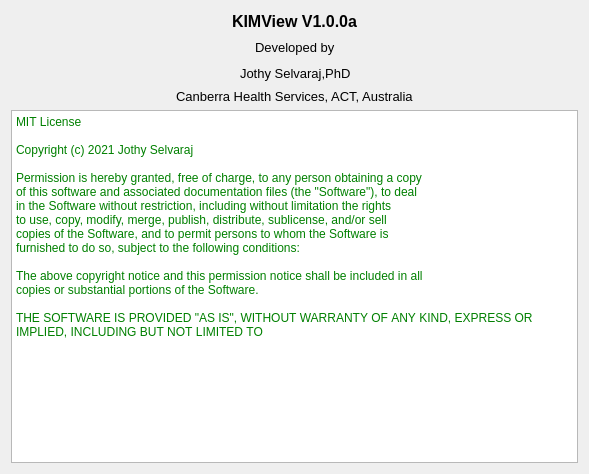
Jothy/KIMView, file aboutdialog.ui: the form before one commit.
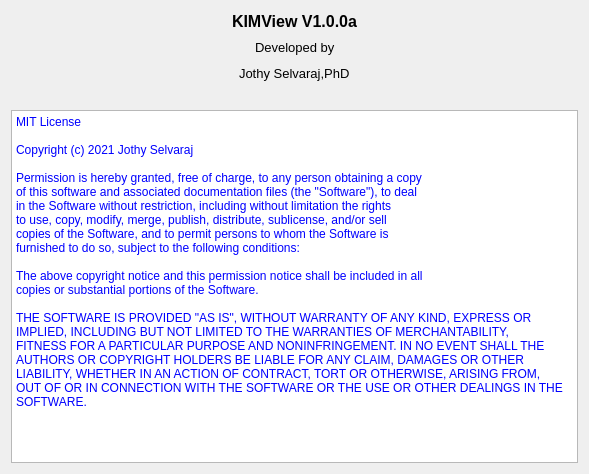
The form after the commit.

Commit message: Changed text color to blue in aboutdialog.ui

```diff
--- a/aboutdialog.ui
+++ b/aboutdialog.ui
@@ -183,7 +183,7 @@
               </font>
              </property>
              <property name="text">
-              <string>Canberra Health Services, ACT, Australia</string>
+              <string/>
              </property>
             </widget>
            </item>
@@ -219,27 +219,27 @@
 &lt;html&gt;&lt;head&gt;&lt;meta name=&quot;qrichtext&quot; content=&quot;1&quot; /&gt;&lt;style type=&quot;text/css&quot;&gt;
 p, li { white-space: pre-wrap; }
 &lt;/style&gt;&lt;/head&gt;&lt;body style=&quot; font-family:'Titillium Web'; font-size:8pt; font-weight:400; font-style:normal;&quot;&gt;
-&lt;p style=&quot; margin-top:0px; margin-bottom:0px; margin-left:0px; margin-right:0px; -qt-block-indent:0; text-indent:0px;&quot;&gt;&lt;span style=&quot; font-size:9pt; color:#008000;&quot;&gt;MIT&lt;/span&gt;&lt;span style=&quot; font-size:9pt; color:#c0c0c0;&quot;&gt; &lt;/span&gt;&lt;span style=&quot; font-size:9pt; color:#008000;&quot;&gt;License&lt;/span&gt;&lt;/p&gt;
-&lt;p style=&quot;-qt-paragraph-type:empty; margin-top:0px; margin-bottom:0px; margin-left:0px; margin-right:0px; -qt-block-indent:0; text-indent:0px; font-family:'Courier New'; font-size:9pt;&quot;&gt;&lt;br /&gt;&lt;/p&gt;
-&lt;p style=&quot; margin-top:0px; margin-bottom:0px; margin-left:0px; margin-right:0px; -qt-block-indent:0; text-indent:0px;&quot;&gt;&lt;span style=&quot; font-family:'Courier New'; font-size:9pt; color:#008000;&quot;&gt;Copyright&lt;/span&gt;&lt;span style=&quot; font-family:'Courier New'; font-size:9pt; color:#c0c0c0;&quot;&gt; &lt;/span&gt;&lt;span style=&quot; font-family:'Courier New'; font-size:9pt; color:#008000;&quot;&gt;(c)&lt;/span&gt;&lt;span style=&quot; font-family:'Courier New'; font-size:9pt; color:#c0c0c0;&quot;&gt; &lt;/span&gt;&lt;span style=&quot; font-family:'Courier New'; font-size:9pt; color:#008000;&quot;&gt;2021&lt;/span&gt;&lt;span style=&quot; font-family:'Courier New'; font-size:9pt; color:#c0c0c0;&quot;&gt; &lt;/span&gt;&lt;span style=&quot; font-family:'Courier New'; font-size:9pt; color:#008000;&quot;&gt;Jothy&lt;/span&gt;&lt;span style=&quot; font-family:'Courier New'; font-size:9pt; color:#c0c0c0;&quot;&gt; &lt;/span&gt;&lt;span style=&quot; font-family:'Courier New'; font-size:9pt; color:#008000;&quot;&gt;Selvaraj&lt;/span&gt;&lt;/p&gt;
-&lt;p style=&quot;-qt-paragraph-type:empty; margin-top:0px; margin-bottom:0px; margin-left:0px; margin-right:0px; -qt-block-indent:0; text-indent:0px; font-family:'Courier New'; font-size:9pt;&quot;&gt;&lt;br /&gt;&lt;/p&gt;
-&lt;p style=&quot; margin-top:0px; margin-bottom:0px; margin-left:0px; margin-right:0px; -qt-block-indent:0; text-indent:0px;&quot;&gt;&lt;span style=&quot; font-family:'Courier New'; font-size:9pt; color:#008000;&quot;&gt;Permission&lt;/span&gt;&lt;span style=&quot; font-family:'Courier New'; font-size:9pt; color:#c0c0c0;&quot;&gt; &lt;/span&gt;&lt;span style=&quot; font-family:'Courier New'; font-size:9pt; color:#008000;&quot;&gt;is&lt;/span&gt;&lt;span style=&quot; font-family:'Courier New'; font-size:9pt; color:#c0c0c0;&quot;&gt; &lt;/span&gt;&lt;span style=&quot; font-family:'Courier New'; font-size:9pt; color:#008000;&quot;&gt;hereby&lt;/span&gt;&lt;span style=&quot; font-family:'Courier New'; font-size:9pt; color:#c0c0c0;&quot;&gt; &lt;/span&gt;&lt;span style=&quot; font-family:'Courier New'; font-size:9pt; color:#008000;&quot;&gt;granted,&lt;/span&gt;&lt;span style=&quot; font-family:'Courier New'; font-size:9pt; color:#c0c0c0;&quot;&gt; &lt;/span&gt;&lt;span style=&quot; font-family:'Courier New'; font-size:9pt; color:#008000;&quot;&gt;free&lt;/span&gt;&lt;span style=&quot; font-family:'Courier New'; font-size:9pt; color:#c0c0c0;&quot;&gt; &lt;/span&gt;&lt;span style=&quot; font-family:'Courier New'; font-size:9pt; color:#008000;&quot;&gt;of&lt;/span&gt;&lt;span style=&quot; font-family:'Courier New'; font-size:9pt; color:#c0c0c0;&quot;&gt; &lt;/span&gt;&lt;span style=&quot; font-family:'Courier New'; font-size:9pt; color:#008000;&quot;&gt;charge,&lt;/span&gt;&lt;span style=&quot; font-family:'Courier New'; font-size:9pt; color:#c0c0c0;&quot;&gt; &lt;/span&gt;&lt;span style=&quot; font-family:'Courier New'; font-size:9pt; color:#008000;&quot;&gt;to&lt;/span&gt;&lt;span style=&quot; font-family:'Courier New'; font-size:9pt; color:#c0c0c0;&quot;&gt; &lt;/span&gt;&lt;span style=&quot; font-family:'Courier New'; font-size:9pt; color:#008000;&quot;&gt;any&lt;/span&gt;&lt;span style=&quot; font-family:'Courier New'; font-size:9pt; color:#c0c0c0;&quot;&gt; &lt;/span&gt;&lt;span style=&quot; font-family:'Courier New'; font-size:9pt; color:#008000;&quot;&gt;person&lt;/span&gt;&lt;span style=&quot; font-family:'Courier New'; font-size:9pt; color:#c0c0c0;&quot;&gt; &lt;/span&gt;&lt;span style=&quot; font-family:'Courier New'; font-size:9pt; color:#008000;&quot;&gt;obtaining&lt;/span&gt;&lt;span style=&quot; font-family:'Courier New'; font-size:9pt; color:#c0c0c0;&quot;&gt; &lt;/span&gt;&lt;span style=&quot; font-family:'Courier New'; font-size:9pt; color:#008000;&quot;&gt;a&lt;/span&gt;&lt;span style=&quot; font-family:'Courier New'; font-size:9pt; color:#c0c0c0;&quot;&gt; &lt;/span&gt;&lt;span style=&quot; font-family:'Courier New'; font-size:9pt; color:#008000;&quot;&gt;copy&lt;/span&gt;&lt;/p&gt;
-&lt;p style=&quot; margin-top:0px; margin-bottom:0px; margin-left:0px; margin-right:0px; -qt-block-indent:0; text-indent:0px;&quot;&gt;&lt;span style=&quot; font-family:'Courier New'; font-size:9pt; color:#008000;&quot;&gt;of&lt;/span&gt;&lt;span style=&quot; font-family:'Courier New'; font-size:9pt; color:#c0c0c0;&quot;&gt; &lt;/span&gt;&lt;span style=&quot; font-family:'Courier New'; font-size:9pt; color:#008000;&quot;&gt;this&lt;/span&gt;&lt;span style=&quot; font-family:'Courier New'; font-size:9pt; color:#c0c0c0;&quot;&gt; &lt;/span&gt;&lt;span style=&quot; font-family:'Courier New'; font-size:9pt; color:#008000;&quot;&gt;software&lt;/span&gt;&lt;span style=&quot; font-family:'Courier New'; font-size:9pt; color:#c0c0c0;&quot;&gt; &lt;/span&gt;&lt;span style=&quot; font-family:'Courier New'; font-size:9pt; color:#008000;&quot;&gt;and&lt;/span&gt;&lt;span style=&quot; font-family:'Courier New'; font-size:9pt; color:#c0c0c0;&quot;&gt; &lt;/span&gt;&lt;span style=&quot; font-family:'Courier New'; font-size:9pt; color:#008000;&quot;&gt;associated&lt;/span&gt;&lt;span style=&quot; font-family:'Courier New'; font-size:9pt; color:#c0c0c0;&quot;&gt; &lt;/span&gt;&lt;span style=&quot; font-family:'Courier New'; font-size:9pt; color:#008000;&quot;&gt;documentation&lt;/span&gt;&lt;span style=&quot; font-family:'Courier New'; font-size:9pt; color:#c0c0c0;&quot;&gt; &lt;/span&gt;&lt;span style=&quot; font-family:'Courier New'; font-size:9pt; color:#008000;&quot;&gt;files&lt;/span&gt;&lt;span style=&quot; font-family:'Courier New'; font-size:9pt; color:#c0c0c0;&quot;&gt; &lt;/span&gt;&lt;span style=&quot; font-family:'Courier New'; font-size:9pt; color:#008000;&quot;&gt;(the&lt;/span&gt;&lt;span style=&quot; font-family:'Courier New'; font-size:9pt; color:#c0c0c0;&quot;&gt; &lt;/span&gt;&lt;span style=&quot; font-family:'Courier New'; font-size:9pt; color:#008000;&quot;&gt;&amp;quot;Software&amp;quot;),&lt;/span&gt;&lt;span style=&quot; font-family:'Courier New'; font-size:9pt; color:#c0c0c0;&quot;&gt; &lt;/span&gt;&lt;span style=&quot; font-family:'Courier New'; font-size:9pt; color:#008000;&quot;&gt;to&lt;/span&gt;&lt;span style=&quot; font-family:'Courier New'; font-size:9pt; color:#c0c0c0;&quot;&gt; &lt;/span&gt;&lt;span style=&quot; font-family:'Courier New'; font-size:9pt; color:#008000;&quot;&gt;deal&lt;/span&gt;&lt;/p&gt;
-&lt;p style=&quot; margin-top:0px; margin-bottom:0px; margin-left:0px; margin-right:0px; -qt-block-indent:0; text-indent:0px;&quot;&gt;&lt;span style=&quot; font-family:'Courier New'; font-size:9pt; color:#008000;&quot;&gt;in&lt;/span&gt;&lt;span style=&quot; font-family:'Courier New'; font-size:9pt; color:#c0c0c0;&quot;&gt; &lt;/span&gt;&lt;span style=&quot; font-family:'Courier New'; font-size:9pt; color:#008000;&quot;&gt;the&lt;/span&gt;&lt;span style=&quot; font-family:'Courier New'; font-size:9pt; color:#c0c0c0;&quot;&gt; &lt;/span&gt;&lt;span style=&quot; font-family:'Courier New'; font-size:9pt; color:#008000;&quot;&gt;Software&lt;/span&gt;&lt;span style=&quot; font-family:'Courier New'; font-size:9pt; color:#c0c0c0;&quot;&gt; &lt;/span&gt;&lt;span style=&quot; font-family:'Courier New'; font-size:9pt; color:#008000;&quot;&gt;without&lt;/span&gt;&lt;span style=&quot; font-family:'Courier New'; font-size:9pt; color:#c0c0c0;&quot;&gt; &lt;/span&gt;&lt;span style=&quot; font-family:'Courier New'; font-size:9pt; color:#008000;&quot;&gt;restriction,&lt;/span&gt;&lt;span style=&quot; font-family:'Courier New'; font-size:9pt; color:#c0c0c0;&quot;&gt; &lt;/span&gt;&lt;span style=&quot; font-family:'Courier New'; font-size:9pt; color:#008000;&quot;&gt;including&lt;/span&gt;&lt;span style=&quot; font-family:'Courier New'; font-size:9pt; color:#c0c0c0;&quot;&gt; &lt;/span&gt;&lt;span style=&quot; font-family:'Courier New'; font-size:9pt; color:#008000;&quot;&gt;without&lt;/span&gt;&lt;span style=&quot; font-family:'Courier New'; font-size:9pt; color:#c0c0c0;&quot;&gt; &lt;/span&gt;&lt;span style=&quot; font-family:'Courier New'; font-size:9pt; color:#008000;&quot;&gt;limitation&lt;/span&gt;&lt;span style=&quot; font-family:'Courier New'; font-size:9pt; color:#c0c0c0;&quot;&gt; &lt;/span&gt;&lt;span style=&quot; font-family:'Courier New'; font-size:9pt; color:#008000;&quot;&gt;the&lt;/span&gt;&lt;span style=&quot; font-family:'Courier New'; font-size:9pt; color:#c0c0c0;&quot;&gt; &lt;/span&gt;&lt;span style=&quot; font-family:'Courier New'; font-size:9pt; color:#008000;&quot;&gt;rights&lt;/span&gt;&lt;/p&gt;
-&lt;p style=&quot; margin-top:0px; margin-bottom:0px; margin-left:0px; margin-right:0px; -qt-block-indent:0; text-indent:0px;&quot;&gt;&lt;span style=&quot; font-family:'Courier New'; font-size:9pt; color:#008000;&quot;&gt;to&lt;/span&gt;&lt;span style=&quot; font-family:'Courier New'; font-size:9pt; color:#c0c0c0;&quot;&gt; &lt;/span&gt;&lt;span style=&quot; font-family:'Courier New'; font-size:9pt; color:#008000;&quot;&gt;use,&lt;/span&gt;&lt;span style=&quot; font-family:'Courier New'; font-size:9pt; color:#c0c0c0;&quot;&gt; &lt;/span&gt;&lt;span style=&quot; font-family:'Courier New'; font-size:9pt; color:#008000;&quot;&gt;copy,&lt;/span&gt;&lt;span style=&quot; font-family:'Courier New'; font-size:9pt; color:#c0c0c0;&quot;&gt; &lt;/span&gt;&lt;span style=&quot; font-family:'Courier New'; font-size:9pt; color:#008000;&quot;&gt;modify,&lt;/span&gt;&lt;span style=&quot; font-family:'Courier New'; font-size:9pt; color:#c0c0c0;&quot;&gt; &lt;/span&gt;&lt;span style=&quot; font-family:'Courier New'; font-size:9pt; color:#008000;&quot;&gt;merge,&lt;/span&gt;&lt;span style=&quot; font-family:'Courier New'; font-size:9pt; color:#c0c0c0;&quot;&gt; &lt;/span&gt;&lt;span style=&quot; font-family:'Courier New'; font-size:9pt; color:#008000;&quot;&gt;publish,&lt;/span&gt;&lt;span style=&quot; font-family:'Courier New'; font-size:9pt; color:#c0c0c0;&quot;&gt; &lt;/span&gt;&lt;span style=&quot; font-family:'Courier New'; font-size:9pt; color:#008000;&quot;&gt;distribute,&lt;/span&gt;&lt;span style=&quot; font-family:'Courier New'; font-size:9pt; color:#c0c0c0;&quot;&gt; &lt;/span&gt;&lt;span style=&quot; font-family:'Courier New'; font-size:9pt; color:#008000;&quot;&gt;sublicense,&lt;/span&gt;&lt;span style=&quot; font-family:'Courier New'; font-size:9pt; color:#c0c0c0;&quot;&gt; &lt;/span&gt;&lt;span style=&quot; font-family:'Courier New'; font-size:9pt; color:#008000;&quot;&gt;and/or&lt;/span&gt;&lt;span style=&quot; font-family:'Courier New'; font-size:9pt; color:#c0c0c0;&quot;&gt; &lt;/span&gt;&lt;span style=&quot; font-family:'Courier New'; font-size:9pt; color:#008000;&quot;&gt;sell&lt;/span&gt;&lt;/p&gt;
-&lt;p style=&quot; margin-top:0px; margin-bottom:0px; margin-left:0px; margin-right:0px; -qt-block-indent:0; text-indent:0px;&quot;&gt;&lt;span style=&quot; font-family:'Courier New'; font-size:9pt; color:#008000;&quot;&gt;copies&lt;/span&gt;&lt;span style=&quot; font-family:'Courier New'; font-size:9pt; color:#c0c0c0;&quot;&gt; &lt;/span&gt;&lt;span style=&quot; font-family:'Courier New'; font-size:9pt; color:#008000;&quot;&gt;of&lt;/span&gt;&lt;span style=&quot; font-family:'Courier New'; font-size:9pt; color:#c0c0c0;&quot;&gt; &lt;/span&gt;&lt;span style=&quot; font-family:'Courier New'; font-size:9pt; color:#008000;&quot;&gt;the&lt;/span&gt;&lt;span style=&quot; font-family:'Courier New'; font-size:9pt; color:#c0c0c0;&quot;&gt; &lt;/span&gt;&lt;span style=&quot; font-family:'Courier New'; font-size:9pt; color:#008000;&quot;&gt;Software,&lt;/span&gt;&lt;span style=&quot; font-family:'Courier New'; font-size:9pt; color:#c0c0c0;&quot;&gt; &lt;/span&gt;&lt;span style=&quot; font-family:'Courier New'; font-size:9pt; color:#008000;&quot;&gt;and&lt;/span&gt;&lt;span style=&quot; font-family:'Courier New'; font-size:9pt; color:#c0c0c0;&quot;&gt; &lt;/span&gt;&lt;span style=&quot; font-family:'Courier New'; font-size:9pt; color:#008000;&quot;&gt;to&lt;/span&gt;&lt;span style=&quot; font-family:'Courier New'; font-size:9pt; color:#c0c0c0;&quot;&gt; &lt;/span&gt;&lt;span style=&quot; font-family:'Courier New'; font-size:9pt; color:#008000;&quot;&gt;permit&lt;/span&gt;&lt;span style=&quot; font-family:'Courier New'; font-size:9pt; color:#c0c0c0;&quot;&gt; &lt;/span&gt;&lt;span style=&quot; font-family:'Courier New'; font-size:9pt; color:#008000;&quot;&gt;persons&lt;/span&gt;&lt;span style=&quot; font-family:'Courier New'; font-size:9pt; color:#c0c0c0;&quot;&gt; &lt;/span&gt;&lt;span style=&quot; font-family:'Courier New'; font-size:9pt; color:#008000;&quot;&gt;to&lt;/span&gt;&lt;span style=&quot; font-family:'Courier New'; font-size:9pt; color:#c0c0c0;&quot;&gt; &lt;/span&gt;&lt;span style=&quot; font-family:'Courier New'; font-size:9pt; color:#008000;&quot;&gt;whom&lt;/span&gt;&lt;span style=&quot; font-family:'Courier New'; font-size:9pt; color:#c0c0c0;&quot;&gt; &lt;/span&gt;&lt;span style=&quot; font-family:'Courier New'; font-size:9pt; color:#008000;&quot;&gt;the&lt;/span&gt;&lt;span style=&quot; font-family:'Courier New'; font-size:9pt; color:#c0c0c0;&quot;&gt; &lt;/span&gt;&lt;span style=&quot; font-family:'Courier New'; font-size:9pt; color:#008000;&quot;&gt;Software&lt;/span&gt;&lt;span style=&quot; font-family:'Courier New'; font-size:9pt; color:#c0c0c0;&quot;&gt; &lt;/span&gt;&lt;span style=&quot; font-family:'Courier New'; font-size:9pt; color:#008000;&quot;&gt;is&lt;/span&gt;&lt;/p&gt;
-&lt;p style=&quot; margin-top:0px; margin-bottom:0px; margin-left:0px; margin-right:0px; -qt-block-indent:0; text-indent:0px;&quot;&gt;&lt;span style=&quot; font-family:'Courier New'; font-size:9pt; color:#008000;&quot;&gt;furnished&lt;/span&gt;&lt;span style=&quot; font-family:'Courier New'; font-size:9pt; color:#c0c0c0;&quot;&gt; &lt;/span&gt;&lt;span style=&quot; font-family:'Courier New'; font-size:9pt; color:#008000;&quot;&gt;to&lt;/span&gt;&lt;span style=&quot; font-family:'Courier New'; font-size:9pt; color:#c0c0c0;&quot;&gt; &lt;/span&gt;&lt;span style=&quot; font-family:'Courier New'; font-size:9pt; color:#008000;&quot;&gt;do&lt;/span&gt;&lt;span style=&quot; font-family:'Courier New'; font-size:9pt; color:#c0c0c0;&quot;&gt; &lt;/span&gt;&lt;span style=&quot; font-family:'Courier New'; font-size:9pt; color:#008000;&quot;&gt;so,&lt;/span&gt;&lt;span style=&quot; font-family:'Courier New'; font-size:9pt; color:#c0c0c0;&quot;&gt; &lt;/span&gt;&lt;span style=&quot; font-family:'Courier New'; font-size:9pt; color:#008000;&quot;&gt;subject&lt;/span&gt;&lt;span style=&quot; font-family:'Courier New'; font-size:9pt; color:#c0c0c0;&quot;&gt; &lt;/span&gt;&lt;span style=&quot; font-family:'Courier New'; font-size:9pt; color:#008000;&quot;&gt;to&lt;/span&gt;&lt;span style=&quot; font-family:'Courier New'; font-size:9pt; color:#c0c0c0;&quot;&gt; &lt;/span&gt;&lt;span style=&quot; font-family:'Courier New'; font-size:9pt; color:#008000;&quot;&gt;the&lt;/span&gt;&lt;span style=&quot; font-family:'Courier New'; font-size:9pt; color:#c0c0c0;&quot;&gt; &lt;/span&gt;&lt;span style=&quot; font-family:'Courier New'; font-size:9pt; color:#008000;&quot;&gt;following&lt;/span&gt;&lt;span style=&quot; font-family:'Courier New'; font-size:9pt; color:#c0c0c0;&quot;&gt; &lt;/span&gt;&lt;span style=&quot; font-family:'Courier New'; font-size:9pt; color:#008000;&quot;&gt;conditions:&lt;/span&gt;&lt;/p&gt;
-&lt;p style=&quot;-qt-paragraph-type:empty; margin-top:0px; margin-bottom:0px; margin-left:0px; margin-right:0px; -qt-block-indent:0; text-indent:0px; font-family:'Courier New'; font-size:9pt;&quot;&gt;&lt;br /&gt;&lt;/p&gt;
-&lt;p style=&quot; margin-top:0px; margin-bottom:0px; margin-left:0px; margin-right:0px; -qt-block-indent:0; text-indent:0px;&quot;&gt;&lt;span style=&quot; font-family:'Courier New'; font-size:9pt; color:#008000;&quot;&gt;The&lt;/span&gt;&lt;span style=&quot; font-family:'Courier New'; font-size:9pt; color:#c0c0c0;&quot;&gt; &lt;/span&gt;&lt;span style=&quot; font-family:'Courier New'; font-size:9pt; color:#008000;&quot;&gt;above&lt;/span&gt;&lt;span style=&quot; font-family:'Courier New'; font-size:9pt; color:#c0c0c0;&quot;&gt; &lt;/span&gt;&lt;span style=&quot; font-family:'Courier New'; font-size:9pt; color:#008000;&quot;&gt;copyright&lt;/span&gt;&lt;span style=&quot; font-family:'Courier New'; font-size:9pt; color:#c0c0c0;&quot;&gt; &lt;/span&gt;&lt;span style=&quot; font-family:'Courier New'; font-size:9pt; color:#008000;&quot;&gt;notice&lt;/span&gt;&lt;span style=&quot; font-family:'Courier New'; font-size:9pt; color:#c0c0c0;&quot;&gt; &lt;/span&gt;&lt;span style=&quot; font-family:'Courier New'; font-size:9pt; color:#008000;&quot;&gt;and&lt;/span&gt;&lt;span style=&quot; font-family:'Courier New'; font-size:9pt; color:#c0c0c0;&quot;&gt; &lt;/span&gt;&lt;span style=&quot; font-family:'Courier New'; font-size:9pt; color:#008000;&quot;&gt;this&lt;/span&gt;&lt;span style=&quot; font-family:'Courier New'; font-size:9pt; color:#c0c0c0;&quot;&gt; &lt;/span&gt;&lt;span style=&quot; font-family:'Courier New'; font-size:9pt; color:#008000;&quot;&gt;permission&lt;/span&gt;&lt;span style=&quot; font-family:'Courier New'; font-size:9pt; color:#c0c0c0;&quot;&gt; &lt;/span&gt;&lt;span style=&quot; font-family:'Courier New'; font-size:9pt; color:#008000;&quot;&gt;notice&lt;/span&gt;&lt;span style=&quot; font-family:'Courier New'; font-size:9pt; color:#c0c0c0;&quot;&gt; &lt;/span&gt;&lt;span style=&quot; font-family:'Courier New'; font-size:9pt; color:#008000;&quot;&gt;shall&lt;/span&gt;&lt;span style=&quot; font-family:'Courier New'; font-size:9pt; color:#c0c0c0;&quot;&gt; &lt;/span&gt;&lt;span style=&quot; font-family:'Courier New'; font-size:9pt; color:#008000;&quot;&gt;be&lt;/span&gt;&lt;span style=&quot; font-family:'Courier New'; font-size:9pt; color:#c0c0c0;&quot;&gt; &lt;/span&gt;&lt;span style=&quot; font-family:'Courier New'; font-size:9pt; color:#008000;&quot;&gt;included&lt;/span&gt;&lt;span style=&quot; font-family:'Courier New'; font-size:9pt; color:#c0c0c0;&quot;&gt; &lt;/span&gt;&lt;span style=&quot; font-family:'Courier New'; font-size:9pt; color:#008000;&quot;&gt;in&lt;/span&gt;&lt;span style=&quot; font-family:'Courier New'; font-size:9pt; color:#c0c0c0;&quot;&gt; &lt;/span&gt;&lt;span style=&quot; font-family:'Courier New'; font-size:9pt; color:#008000;&quot;&gt;all&lt;/span&gt;&lt;/p&gt;
-&lt;p style=&quot; margin-top:0px; margin-bottom:0px; margin-left:0px; margin-right:0px; -qt-block-indent:0; text-indent:0px;&quot;&gt;&lt;span style=&quot; font-family:'Courier New'; font-size:9pt; color:#008000;&quot;&gt;copies&lt;/span&gt;&lt;span style=&quot; font-family:'Courier New'; font-size:9pt; color:#c0c0c0;&quot;&gt; &lt;/span&gt;&lt;span style=&quot; font-family:'Courier New'; font-size:9pt; color:#008000;&quot;&gt;or&lt;/span&gt;&lt;span style=&quot; font-family:'Courier New'; font-size:9pt; color:#c0c0c0;&quot;&gt; &lt;/span&gt;&lt;span style=&quot; font-family:'Courier New'; font-size:9pt; color:#008000;&quot;&gt;substantial&lt;/span&gt;&lt;span style=&quot; font-family:'Courier New'; font-size:9pt; color:#c0c0c0;&quot;&gt; &lt;/span&gt;&lt;span style=&quot; font-family:'Courier New'; font-size:9pt; color:#008000;&quot;&gt;portions&lt;/span&gt;&lt;span style=&quot; font-family:'Courier New'; font-size:9pt; color:#c0c0c0;&quot;&gt; &lt;/span&gt;&lt;span style=&quot; font-family:'Courier New'; font-size:9pt; color:#008000;&quot;&gt;of&lt;/span&gt;&lt;span style=&quot; font-family:'Courier New'; font-size:9pt; color:#c0c0c0;&quot;&gt; &lt;/span&gt;&lt;span style=&quot; font-family:'Courier New'; font-size:9pt; color:#008000;&quot;&gt;the&lt;/span&gt;&lt;span style=&quot; font-family:'Courier New'; font-size:9pt; color:#c0c0c0;&quot;&gt; &lt;/span&gt;&lt;span style=&quot; font-family:'Courier New'; font-size:9pt; color:#008000;&quot;&gt;Software.&lt;/span&gt;&lt;/p&gt;
-&lt;p style=&quot;-qt-paragraph-type:empty; margin-top:0px; margin-bottom:0px; margin-left:0px; margin-right:0px; -qt-block-indent:0; text-indent:0px; font-family:'Courier New'; font-size:9pt;&quot;&gt;&lt;br /&gt;&lt;/p&gt;
-&lt;p style=&quot; margin-top:0px; margin-bottom:0px; margin-left:0px; margin-right:0px; -qt-block-indent:0; text-indent:0px;&quot;&gt;&lt;span style=&quot; font-family:'Courier New'; font-size:9pt; color:#008000;&quot;&gt;THE&lt;/span&gt;&lt;span style=&quot; font-family:'Courier New'; font-size:9pt; color:#c0c0c0;&quot;&gt; &lt;/span&gt;&lt;span style=&quot; font-family:'Courier New'; font-size:9pt; color:#008000;&quot;&gt;SOFTWARE&lt;/span&gt;&lt;span style=&quot; font-family:'Courier New'; font-size:9pt; color:#c0c0c0;&quot;&gt; &lt;/span&gt;&lt;span style=&quot; font-family:'Courier New'; font-size:9pt; color:#008000;&quot;&gt;IS&lt;/span&gt;&lt;span style=&quot; font-family:'Courier New'; font-size:9pt; color:#c0c0c0;&quot;&gt; &lt;/span&gt;&lt;span style=&quot; font-family:'Courier New'; font-size:9pt; color:#008000;&quot;&gt;PROVIDED&lt;/span&gt;&lt;span style=&quot; font-family:'Courier New'; font-size:9pt; color:#c0c0c0;&quot;&gt; &lt;/span&gt;&lt;span style=&quot; font-family:'Courier New'; font-size:9pt; color:#008000;&quot;&gt;&amp;quot;AS&lt;/span&gt;&lt;span style=&quot; font-family:'Courier New'; font-size:9pt; color:#c0c0c0;&quot;&gt; &lt;/span&gt;&lt;span style=&quot; font-family:'Courier New'; font-size:9pt; color:#008000;&quot;&gt;IS&amp;quot;,&lt;/span&gt;&lt;span style=&quot; font-family:'Courier New'; font-size:9pt; color:#c0c0c0;&quot;&gt; &lt;/span&gt;&lt;span style=&quot; font-family:'Courier New'; font-size:9pt; color:#008000;&quot;&gt;WITHOUT&lt;/span&gt;&lt;span style=&quot; font-family:'Courier New'; font-size:9pt; color:#c0c0c0;&quot;&gt; &lt;/span&gt;&lt;span style=&quot; font-family:'Courier New'; font-size:9pt; color:#008000;&quot;&gt;WARRANTY&lt;/span&gt;&lt;span style=&quot; font-family:'Courier New'; font-size:9pt; color:#c0c0c0;&quot;&gt; &lt;/span&gt;&lt;span style=&quot; font-family:'Courier New'; font-size:9pt; color:#008000;&quot;&gt;OF&lt;/span&gt;&lt;span style=&quot; font-family:'Courier New'; font-size:9pt; color:#c0c0c0;&quot;&gt; &lt;/span&gt;&lt;span style=&quot; font-family:'Courier New'; font-size:9pt; color:#008000;&quot;&gt;ANY&lt;/span&gt;&lt;span style=&quot; font-family:'Courier New'; font-size:9pt; color:#c0c0c0;&quot;&gt; &lt;/span&gt;&lt;span style=&quot; font-family:'Courier New'; font-size:9pt; color:#008000;&quot;&gt;KIND,&lt;/span&gt;&lt;span style=&quot; font-family:'Courier New'; font-size:9pt; color:#c0c0c0;&quot;&gt; &lt;/span&gt;&lt;span style=&quot; font-family:'Courier New'; font-size:9pt; color:#008000;&quot;&gt;EXPRESS&lt;/span&gt;&lt;span style=&quot; font-family:'Courier New'; font-size:9pt; color:#c0c0c0;&quot;&gt; &lt;/span&gt;&lt;span style=&quot; font-family:'Courier New'; font-size:9pt; color:#008000;&quot;&gt;OR&lt;/span&gt;&lt;/p&gt;
-&lt;p style=&quot; margin-top:0px; margin-bottom:0px; margin-left:0px; margin-right:0px; -qt-block-indent:0; text-indent:0px;&quot;&gt;&lt;span style=&quot; font-family:'Courier New'; font-size:9pt; color:#008000;&quot;&gt;IMPLIED,&lt;/span&gt;&lt;span style=&quot; font-family:'Courier New'; font-size:9pt; color:#c0c0c0;&quot;&gt; &lt;/span&gt;&lt;span style=&quot; font-family:'Courier New'; font-size:9pt; color:#008000;&quot;&gt;INCLUDING&lt;/span&gt;&lt;span style=&quot; font-family:'Courier New'; font-size:9pt; color:#c0c0c0;&quot;&gt; &lt;/span&gt;&lt;span style=&quot; font-family:'Courier New'; font-size:9pt; color:#008000;&quot;&gt;BUT&lt;/span&gt;&lt;span style=&quot; font-family:'Courier New'; font-size:9pt; color:#c0c0c0;&quot;&gt; &lt;/span&gt;&lt;span style=&quot; font-family:'Courier New'; font-size:9pt; color:#008000;&quot;&gt;NOT&lt;/span&gt;&lt;span style=&quot; font-family:'Courier New'; font-size:9pt; color:#c0c0c0;&quot;&gt; &lt;/span&gt;&lt;span style=&quot; font-family:'Courier New'; font-size:9pt; color:#008000;&quot;&gt;LIMITED&lt;/span&gt;&lt;span style=&quot; font-family:'Courier New'; font-size:9pt; color:#c0c0c0;&quot;&gt; &lt;/span&gt;&lt;span style=&quot; font-family:'Courier New'; font-size:9pt; color:#008000;&quot;&gt;TO&lt;/span&gt;&lt;span style=&quot; font-family:'Courier New'; font-size:9pt; color:#c0c0c0;&quot;&gt; &lt;/span&gt;&lt;span style=&quot; font-family:'Courier New'; font-size:9pt; color:#008000;&quot;&gt;THE&lt;/span&gt;&lt;span style=&quot; font-family:'Courier New'; font-size:9pt; color:#c0c0c0;&quot;&gt; &lt;/span&gt;&lt;span style=&quot; font-family:'Courier New'; font-size:9pt; color:#008000;&quot;&gt;WARRANTIES&lt;/span&gt;&lt;span style=&quot; font-family:'Courier New'; font-size:9pt; color:#c0c0c0;&quot;&gt; &lt;/span&gt;&lt;span style=&quot; font-family:'Courier New'; font-size:9pt; color:#008000;&quot;&gt;OF&lt;/span&gt;&lt;span style=&quot; font-family:'Courier New'; font-size:9pt; color:#c0c0c0;&quot;&gt; &lt;/span&gt;&lt;span style=&quot; font-family:'Courier New'; font-size:9pt; color:#008000;&quot;&gt;MERCHANTABILITY,&lt;/span&gt;&lt;/p&gt;
-&lt;p style=&quot; margin-top:0px; margin-bottom:0px; margin-left:0px; margin-right:0px; -qt-block-indent:0; text-indent:0px;&quot;&gt;&lt;span style=&quot; font-family:'Courier New'; font-size:9pt; color:#008000;&quot;&gt;FITNESS&lt;/span&gt;&lt;span style=&quot; font-family:'Courier New'; font-size:9pt; color:#c0c0c0;&quot;&gt; &lt;/span&gt;&lt;span style=&quot; font-family:'Courier New'; font-size:9pt; color:#008000;&quot;&gt;FOR&lt;/span&gt;&lt;span style=&quot; font-family:'Courier New'; font-size:9pt; color:#c0c0c0;&quot;&gt; &lt;/span&gt;&lt;span style=&quot; font-family:'Courier New'; font-size:9pt; color:#008000;&quot;&gt;A&lt;/span&gt;&lt;span style=&quot; font-family:'Courier New'; font-size:9pt; color:#c0c0c0;&quot;&gt; &lt;/span&gt;&lt;span style=&quot; font-family:'Courier New'; font-size:9pt; color:#008000;&quot;&gt;PARTICULAR&lt;/span&gt;&lt;span style=&quot; font-family:'Courier New'; font-size:9pt; color:#c0c0c0;&quot;&gt; &lt;/span&gt;&lt;span style=&quot; font-family:'Courier New'; font-size:9pt; color:#008000;&quot;&gt;PURPOSE&lt;/span&gt;&lt;span style=&quot; font-family:'Courier New'; font-size:9pt; color:#c0c0c0;&quot;&gt; &lt;/span&gt;&lt;span style=&quot; font-family:'Courier New'; font-size:9pt; color:#008000;&quot;&gt;AND&lt;/span&gt;&lt;span style=&quot; font-family:'Courier New'; font-size:9pt; color:#c0c0c0;&quot;&gt; &lt;/span&gt;&lt;span style=&quot; font-family:'Courier New'; font-size:9pt; color:#008000;&quot;&gt;NONINFRINGEMENT.&lt;/span&gt;&lt;span style=&quot; font-family:'Courier New'; font-size:9pt; color:#c0c0c0;&quot;&gt; &lt;/span&gt;&lt;span style=&quot; font-family:'Courier New'; font-size:9pt; color:#008000;&quot;&gt;IN&lt;/span&gt;&lt;span style=&quot; font-family:'Courier New'; font-size:9pt; color:#c0c0c0;&quot;&gt; &lt;/span&gt;&lt;span style=&quot; font-family:'Courier New'; font-size:9pt; color:#008000;&quot;&gt;NO&lt;/span&gt;&lt;span style=&quot; font-family:'Courier New'; font-size:9pt; color:#c0c0c0;&quot;&gt; &lt;/span&gt;&lt;span style=&quot; font-family:'Courier New'; font-size:9pt; color:#008000;&quot;&gt;EVENT&lt;/span&gt;&lt;span style=&quot; font-family:'Courier New'; font-size:9pt; color:#c0c0c0;&quot;&gt; &lt;/span&gt;&lt;span style=&quot; font-family:'Courier New'; font-size:9pt; color:#008000;&quot;&gt;SHALL&lt;/span&gt;&lt;span style=&quot; font-family:'Courier New'; font-size:9pt; color:#c0c0c0;&quot;&gt; &lt;/span&gt;&lt;span style=&quot; font-family:'Courier New'; font-size:9pt; color:#008000;&quot;&gt;THE&lt;/span&gt;&lt;/p&gt;
-&lt;p style=&quot; margin-top:0px; margin-bottom:0px; margin-left:0px; margin-right:0px; -qt-block-indent:0; text-indent:0px;&quot;&gt;&lt;span style=&quot; font-family:'Courier New'; font-size:9pt; color:#008000;&quot;&gt;AUTHORS&lt;/span&gt;&lt;span style=&quot; font-family:'Courier New'; font-size:9pt; color:#c0c0c0;&quot;&gt; &lt;/span&gt;&lt;span style=&quot; font-family:'Courier New'; font-size:9pt; color:#008000;&quot;&gt;OR&lt;/span&gt;&lt;span style=&quot; font-family:'Courier New'; font-size:9pt; color:#c0c0c0;&quot;&gt; &lt;/span&gt;&lt;span style=&quot; font-family:'Courier New'; font-size:9pt; color:#008000;&quot;&gt;COPYRIGHT&lt;/span&gt;&lt;span style=&quot; font-family:'Courier New'; font-size:9pt; color:#c0c0c0;&quot;&gt; &lt;/span&gt;&lt;span style=&quot; font-family:'Courier New'; font-size:9pt; color:#008000;&quot;&gt;HOLDERS&lt;/span&gt;&lt;span style=&quot; font-family:'Courier New'; font-size:9pt; color:#c0c0c0;&quot;&gt; &lt;/span&gt;&lt;span style=&quot; font-family:'Courier New'; font-size:9pt; color:#008000;&quot;&gt;BE&lt;/span&gt;&lt;span style=&quot; font-family:'Courier New'; font-size:9pt; color:#c0c0c0;&quot;&gt; &lt;/span&gt;&lt;span style=&quot; font-family:'Courier New'; font-size:9pt; color:#008000;&quot;&gt;LIABLE&lt;/span&gt;&lt;span style=&quot; font-family:'Courier New'; font-size:9pt; color:#c0c0c0;&quot;&gt; &lt;/span&gt;&lt;span style=&quot; font-family:'Courier New'; font-size:9pt; color:#008000;&quot;&gt;FOR&lt;/span&gt;&lt;span style=&quot; font-family:'Courier New'; font-size:9pt; color:#c0c0c0;&quot;&gt; &lt;/span&gt;&lt;span style=&quot; font-family:'Courier New'; font-size:9pt; color:#008000;&quot;&gt;ANY&lt;/span&gt;&lt;span style=&quot; font-family:'Courier New'; font-size:9pt; color:#c0c0c0;&quot;&gt; &lt;/span&gt;&lt;span style=&quot; font-family:'Courier New'; font-size:9pt; color:#008000;&quot;&gt;CLAIM,&lt;/span&gt;&lt;span style=&quot; font-family:'Courier New'; font-size:9pt; color:#c0c0c0;&quot;&gt; &lt;/span&gt;&lt;span style=&quot; font-family:'Courier New'; font-size:9pt; color:#008000;&quot;&gt;DAMAGES&lt;/span&gt;&lt;span style=&quot; font-family:'Courier New'; font-size:9pt; color:#c0c0c0;&quot;&gt; &lt;/span&gt;&lt;span style=&quot; font-family:'Courier New'; font-size:9pt; color:#008000;&quot;&gt;OR&lt;/span&gt;&lt;span style=&quot; font-family:'Courier New'; font-size:9pt; color:#c0c0c0;&quot;&gt; &lt;/span&gt;&lt;span style=&quot; font-family:'Courier New'; font-size:9pt; color:#008000;&quot;&gt;OTHER&lt;/span&gt;&lt;/p&gt;
-&lt;p style=&quot; margin-top:0px; margin-bottom:0px; margin-left:0px; margin-right:0px; -qt-block-indent:0; text-indent:0px;&quot;&gt;&lt;span style=&quot; font-family:'Courier New'; font-size:9pt; color:#008000;&quot;&gt;LIABILITY,&lt;/span&gt;&lt;span style=&quot; font-family:'Courier New'; font-size:9pt; color:#c0c0c0;&quot;&gt; &lt;/span&gt;&lt;span style=&quot; font-family:'Courier New'; font-size:9pt; color:#008000;&quot;&gt;WHETHER&lt;/span&gt;&lt;span style=&quot; font-family:'Courier New'; font-size:9pt; color:#c0c0c0;&quot;&gt; &lt;/span&gt;&lt;span style=&quot; font-family:'Courier New'; font-size:9pt; color:#008000;&quot;&gt;IN&lt;/span&gt;&lt;span style=&quot; font-family:'Courier New'; font-size:9pt; color:#c0c0c0;&quot;&gt; &lt;/span&gt;&lt;span style=&quot; font-family:'Courier New'; font-size:9pt; color:#008000;&quot;&gt;AN&lt;/span&gt;&lt;span style=&quot; font-family:'Courier New'; font-size:9pt; color:#c0c0c0;&quot;&gt; &lt;/span&gt;&lt;span style=&quot; font-family:'Courier New'; font-size:9pt; color:#008000;&quot;&gt;ACTION&lt;/span&gt;&lt;span style=&quot; font-family:'Courier New'; font-size:9pt; color:#c0c0c0;&quot;&gt; &lt;/span&gt;&lt;span style=&quot; font-family:'Courier New'; font-size:9pt; color:#008000;&quot;&gt;OF&lt;/span&gt;&lt;span style=&quot; font-family:'Courier New'; font-size:9pt; color:#c0c0c0;&quot;&gt; &lt;/span&gt;&lt;span style=&quot; font-family:'Courier New'; font-size:9pt; color:#008000;&quot;&gt;CONTRACT,&lt;/span&gt;&lt;span style=&quot; font-family:'Courier New'; font-size:9pt; color:#c0c0c0;&quot;&gt; &lt;/span&gt;&lt;span style=&quot; font-family:'Courier New'; font-size:9pt; color:#008000;&quot;&gt;TORT&lt;/span&gt;&lt;span style=&quot; font-family:'Courier New'; font-size:9pt; color:#c0c0c0;&quot;&gt; &lt;/span&gt;&lt;span style=&quot; font-family:'Courier New'; font-size:9pt; color:#008000;&quot;&gt;OR&lt;/span&gt;&lt;span style=&quot; font-family:'Courier New'; font-size:9pt; color:#c0c0c0;&quot;&gt; &lt;/span&gt;&lt;span style=&quot; font-family:'Courier New'; font-size:9pt; color:#008000;&quot;&gt;OTHERWISE,&lt;/span&gt;&lt;span style=&quot; font-family:'Courier New'; font-size:9pt; color:#c0c0c0;&quot;&gt; &lt;/span&gt;&lt;span style=&quot; font-family:'Courier New'; font-size:9pt; color:#008000;&quot;&gt;ARISING&lt;/span&gt;&lt;span style=&quot; font-family:'Courier New'; font-size:9pt; color:#c0c0c0;&quot;&gt; &lt;/span&gt;&lt;span style=&quot; font-family:'Courier New'; font-size:9pt; color:#008000;&quot;&gt;FROM,&lt;/span&gt;&lt;/p&gt;
-&lt;p style=&quot; margin-top:0px; margin-bottom:0px; margin-left:0px; margin-right:0px; -qt-block-indent:0; text-indent:0px;&quot;&gt;&lt;span style=&quot; font-family:'Courier New'; font-size:9pt; color:#008000;&quot;&gt;OUT&lt;/span&gt;&lt;span style=&quot; font-family:'Courier New'; font-size:9pt; color:#c0c0c0;&quot;&gt; &lt;/span&gt;&lt;span style=&quot; font-family:'Courier New'; font-size:9pt; color:#008000;&quot;&gt;OF&lt;/span&gt;&lt;span style=&quot; font-family:'Courier New'; font-size:9pt; color:#c0c0c0;&quot;&gt; &lt;/span&gt;&lt;span style=&quot; font-family:'Courier New'; font-size:9pt; color:#008000;&quot;&gt;OR&lt;/span&gt;&lt;span style=&quot; font-family:'Courier New'; font-size:9pt; color:#c0c0c0;&quot;&gt; &lt;/span&gt;&lt;span style=&quot; font-family:'Courier New'; font-size:9pt; color:#008000;&quot;&gt;IN&lt;/span&gt;&lt;span style=&quot; font-family:'Courier New'; font-size:9pt; color:#c0c0c0;&quot;&gt; &lt;/span&gt;&lt;span style=&quot; font-family:'Courier New'; font-size:9pt; color:#008000;&quot;&gt;CONNECTION&lt;/span&gt;&lt;span style=&quot; font-family:'Courier New'; font-size:9pt; color:#c0c0c0;&quot;&gt; &lt;/span&gt;&lt;span style=&quot; font-family:'Courier New'; font-size:9pt; color:#008000;&quot;&gt;WITH&lt;/span&gt;&lt;span style=&quot; font-family:'Courier New'; font-size:9pt; color:#c0c0c0;&quot;&gt; &lt;/span&gt;&lt;span style=&quot; font-family:'Courier New'; font-size:9pt; color:#008000;&quot;&gt;THE&lt;/span&gt;&lt;span style=&quot; font-family:'Courier New'; font-size:9pt; color:#c0c0c0;&quot;&gt; &lt;/span&gt;&lt;span style=&quot; font-family:'Courier New'; font-size:9pt; color:#008000;&quot;&gt;SOFTWARE&lt;/span&gt;&lt;span style=&quot; font-family:'Courier New'; font-size:9pt; color:#c0c0c0;&quot;&gt; &lt;/span&gt;&lt;span style=&quot; font-family:'Courier New'; font-size:9pt; color:#008000;&quot;&gt;OR&lt;/span&gt;&lt;span style=&quot; font-family:'Courier New'; font-size:9pt; color:#c0c0c0;&quot;&gt; &lt;/span&gt;&lt;span style=&quot; font-family:'Courier New'; font-size:9pt; color:#008000;&quot;&gt;THE&lt;/span&gt;&lt;span style=&quot; font-family:'Courier New'; font-size:9pt; color:#c0c0c0;&quot;&gt; &lt;/span&gt;&lt;span style=&quot; font-family:'Courier New'; font-size:9pt; color:#008000;&quot;&gt;USE&lt;/span&gt;&lt;span style=&quot; font-family:'Courier New'; font-size:9pt; color:#c0c0c0;&quot;&gt; &lt;/span&gt;&lt;span style=&quot; font-family:'Courier New'; font-size:9pt; color:#008000;&quot;&gt;OR&lt;/span&gt;&lt;span style=&quot; font-family:'Courier New'; font-size:9pt; color:#c0c0c0;&quot;&gt; &lt;/span&gt;&lt;span style=&quot; font-family:'Courier New'; font-size:9pt; color:#008000;&quot;&gt;OTHER&lt;/span&gt;&lt;span style=&quot; font-family:'Courier New'; font-size:9pt; color:#c0c0c0;&quot;&gt; &lt;/span&gt;&lt;span style=&quot; font-family:'Courier New'; font-size:9pt; color:#008000;&quot;&gt;DEALINGS&lt;/span&gt;&lt;span style=&quot; font-family:'Courier New'; font-size:9pt; color:#c0c0c0;&quot;&gt; &lt;/span&gt;&lt;span style=&quot; font-family:'Courier New'; font-size:9pt; color:#008000;&quot;&gt;IN&lt;/span&gt;&lt;span style=&quot; font-family:'Courier New'; font-size:9pt; color:#c0c0c0;&quot;&gt; &lt;/span&gt;&lt;span style=&quot; font-family:'Courier New'; font-size:9pt; color:#008000;&quot;&gt;THE&lt;/span&gt;&lt;/p&gt;
-&lt;p style=&quot; margin-top:0px; margin-bottom:0px; margin-left:0px; margin-right:0px; -qt-block-indent:0; text-indent:0px;&quot;&gt;&lt;span style=&quot; font-family:'Courier New'; font-size:9pt; color:#008000;&quot;&gt;SOFTWARE.&lt;/span&gt;&lt;/p&gt;&lt;/body&gt;&lt;/html&gt;</string>
+&lt;p style=&quot; margin-top:0px; margin-bottom:0px; margin-left:0px; margin-right:0px; -qt-block-indent:0; text-indent:0px;&quot;&gt;&lt;span style=&quot; font-size:9pt; color:#0000ff;&quot;&gt;MIT License&lt;/span&gt;&lt;/p&gt;
+&lt;p style=&quot;-qt-paragraph-type:empty; margin-top:0px; margin-bottom:0px; margin-left:0px; margin-right:0px; -qt-block-indent:0; text-indent:0px; font-family:'Courier New'; font-size:9pt; color:#0000ff;&quot;&gt;&lt;br /&gt;&lt;/p&gt;
+&lt;p style=&quot; margin-top:0px; margin-bottom:0px; margin-left:0px; margin-right:0px; -qt-block-indent:0; text-indent:0px;&quot;&gt;&lt;span style=&quot; font-family:'Courier New'; font-size:9pt; color:#0000ff;&quot;&gt;Copyright (c) 2021 Jothy Selvaraj&lt;/span&gt;&lt;/p&gt;
+&lt;p style=&quot;-qt-paragraph-type:empty; margin-top:0px; margin-bottom:0px; margin-left:0px; margin-right:0px; -qt-block-indent:0; text-indent:0px; font-family:'Courier New'; font-size:9pt; color:#0000ff;&quot;&gt;&lt;br /&gt;&lt;/p&gt;
+&lt;p style=&quot; margin-top:0px; margin-bottom:0px; margin-left:0px; margin-right:0px; -qt-block-indent:0; text-indent:0px;&quot;&gt;&lt;span style=&quot; font-family:'Courier New'; font-size:9pt; color:#0000ff;&quot;&gt;Permission is hereby granted, free of charge, to any person obtaining a copy&lt;/span&gt;&lt;/p&gt;
+&lt;p style=&quot; margin-top:0px; margin-bottom:0px; margin-left:0px; margin-right:0px; -qt-block-indent:0; text-indent:0px;&quot;&gt;&lt;span style=&quot; font-family:'Courier New'; font-size:9pt; color:#0000ff;&quot;&gt;of this software and associated documentation files (the &amp;quot;Software&amp;quot;), to deal&lt;/span&gt;&lt;/p&gt;
+&lt;p style=&quot; margin-top:0px; margin-bottom:0px; margin-left:0px; margin-right:0px; -qt-block-indent:0; text-indent:0px;&quot;&gt;&lt;span style=&quot; font-family:'Courier New'; font-size:9pt; color:#0000ff;&quot;&gt;in the Software without restriction, including without limitation the rights&lt;/span&gt;&lt;/p&gt;
+&lt;p style=&quot; margin-top:0px; margin-bottom:0px; margin-left:0px; margin-right:0px; -qt-block-indent:0; text-indent:0px;&quot;&gt;&lt;span style=&quot; font-family:'Courier New'; font-size:9pt; color:#0000ff;&quot;&gt;to use, copy, modify, merge, publish, distribute, sublicense, and/or sell&lt;/span&gt;&lt;/p&gt;
+&lt;p style=&quot; margin-top:0px; margin-bottom:0px; margin-left:0px; margin-right:0px; -qt-block-indent:0; text-indent:0px;&quot;&gt;&lt;span style=&quot; font-family:'Courier New'; font-size:9pt; color:#0000ff;&quot;&gt;copies of the Software, and to permit persons to whom the Software is&lt;/span&gt;&lt;/p&gt;
+&lt;p style=&quot; margin-top:0px; margin-bottom:0px; margin-left:0px; margin-right:0px; -qt-block-indent:0; text-indent:0px;&quot;&gt;&lt;span style=&quot; font-family:'Courier New'; font-size:9pt; color:#0000ff;&quot;&gt;furnished to do so, subject to the following conditions:&lt;/span&gt;&lt;/p&gt;
+&lt;p style=&quot;-qt-paragraph-type:empty; margin-top:0px; margin-bottom:0px; margin-left:0px; margin-right:0px; -qt-block-indent:0; text-indent:0px; font-family:'Courier New'; font-size:9pt; color:#0000ff;&quot;&gt;&lt;br /&gt;&lt;/p&gt;
+&lt;p style=&quot; margin-top:0px; margin-bottom:0px; margin-left:0px; margin-right:0px; -qt-block-indent:0; text-indent:0px;&quot;&gt;&lt;span style=&quot; font-family:'Courier New'; font-size:9pt; color:#0000ff;&quot;&gt;The above copyright notice and this permission notice shall be included in all&lt;/span&gt;&lt;/p&gt;
+&lt;p style=&quot; margin-top:0px; margin-bottom:0px; margin-left:0px; margin-right:0px; -qt-block-indent:0; text-indent:0px;&quot;&gt;&lt;span style=&quot; font-family:'Courier New'; font-size:9pt; color:#0000ff;&quot;&gt;copies or substantial portions of the Software.&lt;/span&gt;&lt;/p&gt;
+&lt;p style=&quot;-qt-paragraph-type:empty; margin-top:0px; margin-bottom:0px; margin-left:0px; margin-right:0px; -qt-block-indent:0; text-indent:0px; font-family:'Courier New'; font-size:9pt; color:#0000ff;&quot;&gt;&lt;br /&gt;&lt;/p&gt;
+&lt;p style=&quot; margin-top:0px; margin-bottom:0px; margin-left:0px; margin-right:0px; -qt-block-indent:0; text-indent:0px;&quot;&gt;&lt;span style=&quot; font-family:'Courier New'; font-size:9pt; color:#0000ff;&quot;&gt;THE SOFTWARE IS PROVIDED &amp;quot;AS IS&amp;quot;, WITHOUT WARRANTY OF ANY KIND, EXPRESS OR&lt;/span&gt;&lt;/p&gt;
+&lt;p style=&quot; margin-top:0px; margin-bottom:0px; margin-left:0px; margin-right:0px; -qt-block-indent:0; text-indent:0px;&quot;&gt;&lt;span style=&quot; font-family:'Courier New'; font-size:9pt; color:#0000ff;&quot;&gt;IMPLIED, INCLUDING BUT NOT LIMITED TO THE WARRANTIES OF MERCHANTABILITY,&lt;/span&gt;&lt;/p&gt;
+&lt;p style=&quot; margin-top:0px; margin-bottom:0px; margin-left:0px; margin-right:0px; -qt-block-indent:0; text-indent:0px;&quot;&gt;&lt;span style=&quot; font-family:'Courier New'; font-size:9pt; color:#0000ff;&quot;&gt;FITNESS FOR A PARTICULAR PURPOSE AND NONINFRINGEMENT. IN NO EVENT SHALL THE&lt;/span&gt;&lt;/p&gt;
+&lt;p style=&quot; margin-top:0px; margin-bottom:0px; margin-left:0px; margin-right:0px; -qt-block-indent:0; text-indent:0px;&quot;&gt;&lt;span style=&quot; font-family:'Courier New'; font-size:9pt; color:#0000ff;&quot;&gt;AUTHORS OR COPYRIGHT HOLDERS BE LIABLE FOR ANY CLAIM, DAMAGES OR OTHER&lt;/span&gt;&lt;/p&gt;
+&lt;p style=&quot; margin-top:0px; margin-bottom:0px; margin-left:0px; margin-right:0px; -qt-block-indent:0; text-indent:0px;&quot;&gt;&lt;span style=&quot; font-family:'Courier New'; font-size:9pt; color:#0000ff;&quot;&gt;LIABILITY, WHETHER IN AN ACTION OF CONTRACT, TORT OR OTHERWISE, ARISING FROM,&lt;/span&gt;&lt;/p&gt;
+&lt;p style=&quot; margin-top:0px; margin-bottom:0px; margin-left:0px; margin-right:0px; -qt-block-indent:0; text-indent:0px;&quot;&gt;&lt;span style=&quot; font-family:'Courier New'; font-size:9pt; color:#0000ff;&quot;&gt;OUT OF OR IN CONNECTION WITH THE SOFTWARE OR THE USE OR OTHER DEALINGS IN THE&lt;/span&gt;&lt;/p&gt;
+&lt;p style=&quot; margin-top:0px; margin-bottom:0px; margin-left:0px; margin-right:0px; -qt-block-indent:0; text-indent:0px;&quot;&gt;&lt;span style=&quot; font-family:'Courier New'; font-size:9pt; color:#0000ff;&quot;&gt;SOFTWARE.&lt;/span&gt;&lt;/p&gt;&lt;/body&gt;&lt;/html&gt;</string>
        </property>
       </widget>
      </item>
```
